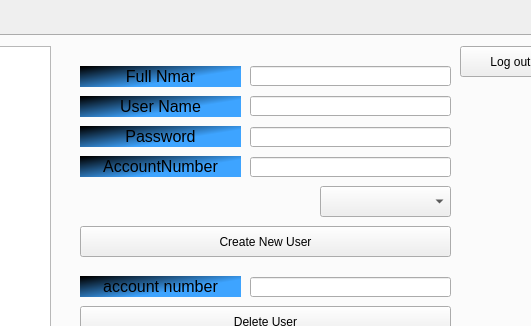
The window that mainwindow.ui (refaathassan/GUI-for-client-in-bank-system-using_Qt) describes before a commit, drawn with Qt 5; both pictures show x 292 to 823 and y 0 to 326 of the 906 by 644 pixel window.
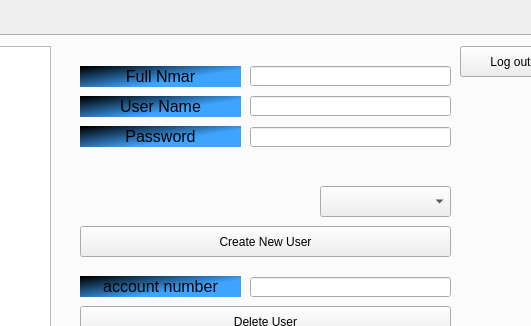
The same window after the commit. The open tabs and pages were chosen to show the change.

Commit message: all features unlessu date user And encryption and bonus

The edit to the form file:
```diff
--- a/mainwindow.ui
+++ b/mainwindow.ui
@@ -664,34 +664,6 @@
        </rect>
       </property>
      </widget>
-     <widget class="QLabel" name="label_18">
-      <property name="geometry">
-       <rect>
-        <x>360</x>
-        <y>120</y>
-        <width>161</width>
-        <height>21</height>
-       </rect>
-      </property>
-      <property name="styleSheet">
-       <string notr="true">font: 16pt &quot;Segoe UI&quot;;
-color: rgb(0, 0, 0);
-background-color: qlineargradient(spread:pad, x1:0, y1:0.0681818, x2:0.744318, y2:0.665, stop:0 rgba(0, 0, 0, 255), stop:0.886364 rgba(62, 164, 255, 255));</string>
-      </property>
-      <property name="text">
-       <string>&lt;html&gt;&lt;head/&gt;&lt;body&gt;&lt;p align=&quot;center&quot;&gt;&lt;span style=&quot; font-size:12pt;&quot;&gt;AccountNumber&lt;/span&gt;&lt;/p&gt;&lt;/body&gt;&lt;/html&gt;</string>
-      </property>
-     </widget>
-     <widget class="QLineEdit" name="LECreateNewUserAccountNumber">
-      <property name="geometry">
-       <rect>
-        <x>530</x>
-        <y>121</y>
-        <width>201</width>
-        <height>20</height>
-       </rect>
-      </property>
-     </widget>
      <widget class="QComboBox" name="comboBox">
       <property name="geometry">
        <rect>
```
Left out of the diff: 2 changed lines with no effect on the pictures. The commit also changes 26 other files.
